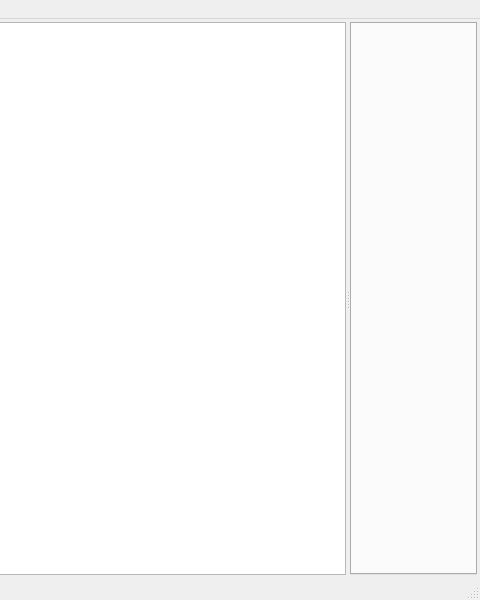
Qt form Source/cpp/UI/MainWindow.ui (krre/normalizer) before a commit; both pictures show x 520 to 1000 and y 0 to 600 of the 1000 by 600 pixel window.
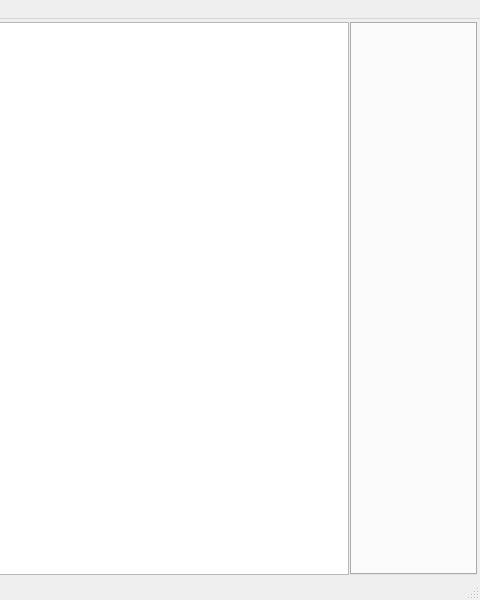
The same form after that commit.

Commit message: Set splitter handler width to 1

The edit to the form file:
```diff
--- a/Source/cpp/UI/MainWindow.ui
+++ b/Source/cpp/UI/MainWindow.ui
@@ -32,6 +32,9 @@
       <property name="orientation">
        <enum>Qt::Horizontal</enum>
       </property>
+      <property name="handleWidth">
+       <number>1</number>
+      </property>
       <widget class="QListView" name="listView"/>
       <widget class="QTabWidget" name="tabWidget">
        <property name="tabsClosable">
```
